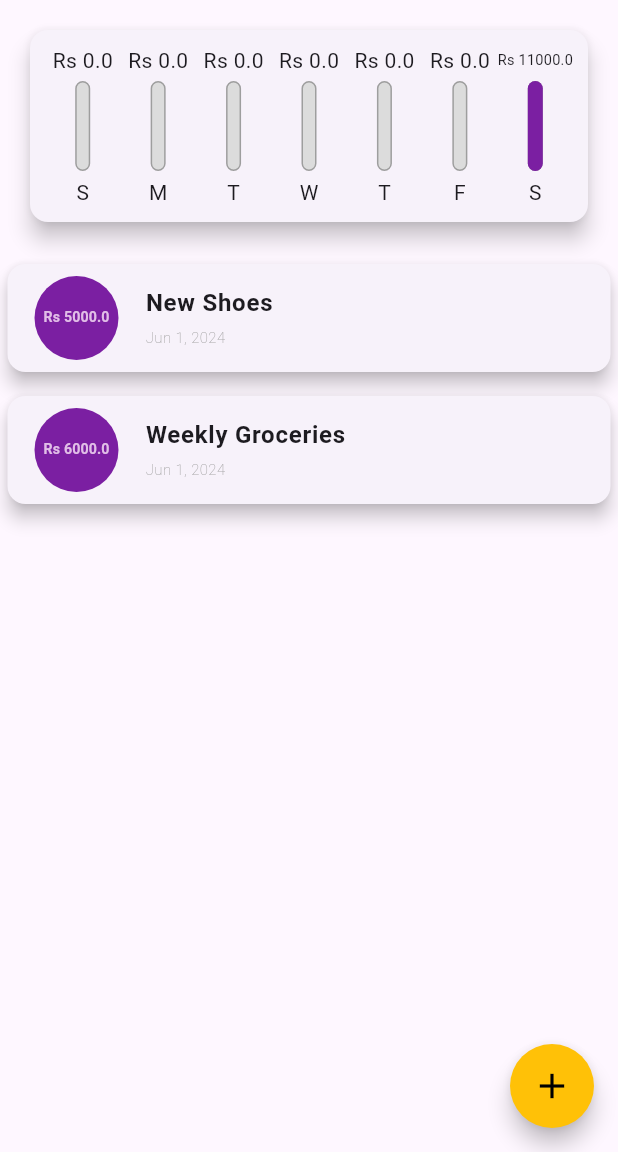
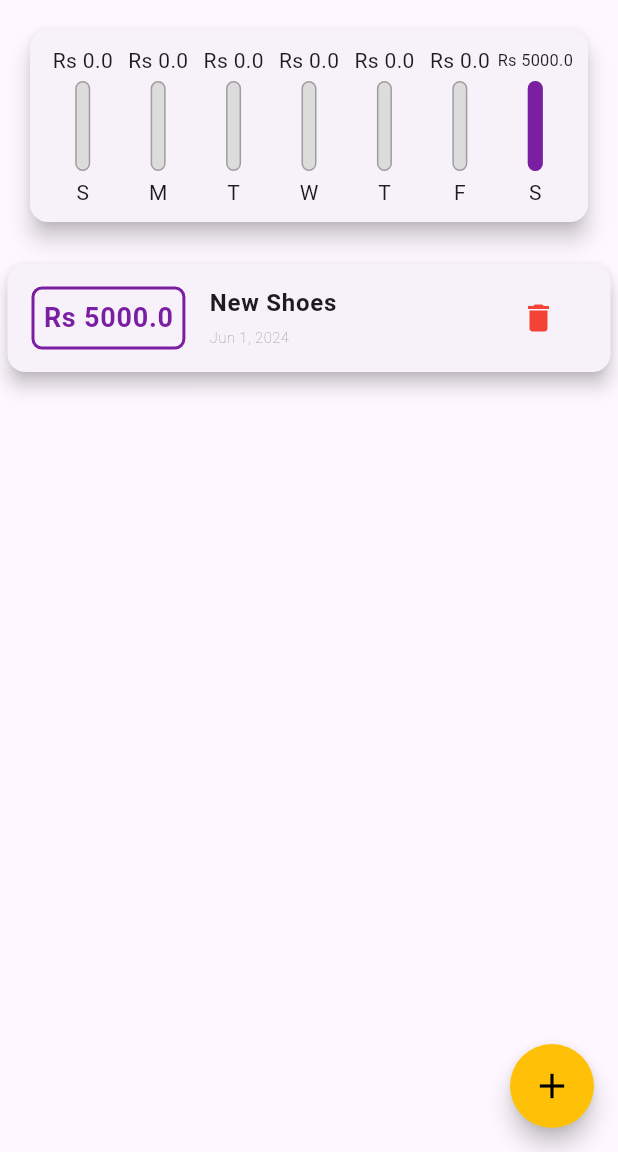
Before and after one commit to SariaMahmood20/expensplanner, a Flutter app: the screen it shows after launch, on a phone screen of 412 x 824 dp, the part 84-1236 px from its top. Run offline on Flutter 3.47's test engine with Material 3 defaults, Android fonts, the light colour scheme and no system bars.

Commit message:
Final Commit

```diff
--- a/lib/main.dart
+++ b/lib/main.dart
@@ -20,8 +20,10 @@ class MyApp extends StatelessWidget {
       debugShowCheckedModeBanner: false,
       title: 'Expense Planner',
       theme: ThemeData(
+
         primarySwatch: Colors.purple,
         canvasColor: Colors.amber,
+
       ),
       home: MyHomePage(),
     );
@@ -38,7 +40,7 @@ class MyHomePage extends StatefulWidget {
 class _MyHomePageState extends State<MyHomePage> {
   final List<Transaction> _userTransaction=[
     Transaction( id: 't1', title: 'New Shoes', amount: 5000, date: DateTime.now()),
-    Transaction( id: 't2', title: 'Weekly Groceries', amount: 6000, date: DateTime.now()),
+    // Transaction( id: 't2', title: 'Weekly Groceries', amount: 6000, date: DateTime.now()),
   ];
 
   List<Transaction> get _recentTransactions{
@@ -48,13 +50,13 @@ class _MyHomePageState extends State<MyHomePage> {
       );
     }).toList();
   }
-  void _addNewTransaction(String txTitle, double txAmount)
+  void _addNewTransaction(String txTitle, double txAmount, DateTime chosenDate)
   {
     final newTx = Transaction(
         id: DateTime.now().toString(),
         title: txTitle,
         amount: txAmount,
-        date: DateTime.now()
+        date: chosenDate,
     );
     setState(() {
       _userTransaction.add(newTx);
@@ -66,6 +68,15 @@ class _MyHomePageState extends State<MyHomePage> {
     showModalBottomSheet(context: ctx, builder: (_) {
       return GestureDetector(onTap: (){},child: NewTransaction(_addNewTransaction));
     },);
+  }
+
+  void _deleteTransaction(String id)
+  {
+    setState(() {
+      _userTransaction.removeWhere((tx){
+        return tx.id==id;
+      });
+    });
   }
 
   @override
@@ -84,7 +95,7 @@ class _MyHomePageState extends State<MyHomePage> {
           children: [
             //Charts
             Chart(_recentTransactions),
-            TransactionList(_userTransaction),
+            TransactionList(_userTransaction, _deleteTransaction),
           ],
         ),
       ),
--- a/lib/widgets/transactionList.dart
+++ b/lib/widgets/transactionList.dart
@@ -3,13 +3,13 @@ import '../models/transaction.dart';
 import 'package:intl/intl.dart';
 
 class TransactionList extends StatelessWidget {
-  TransactionList(this.transactions, {super.key});
+  TransactionList(this.transactions, this.deletetx,{super.key});
   final List<Transaction> transactions;
-
+  final Function deletetx;
   @override
   Widget build(BuildContext context) {
     return Container(
-      height: 300,
+      height: 450,
       child: transactions.isEmpty
           ? Column(
               mainAxisAlignment: MainAxisAlignment.spaceEvenly,
@@ -34,18 +34,20 @@ class TransactionList extends StatelessWidget {
                   elevation: 5,
                   margin: EdgeInsets.symmetric(vertical: 8, horizontal: 5),
                   child: ListTile(
-                    leading: CircleAvatar(
-                      backgroundColor: Theme.of(context).primaryColorDark,
-                      radius: 30,
+                    leading: Container(
+                      padding: EdgeInsets.all(4),
+                      decoration: BoxDecoration(
+                        borderRadius: BorderRadius.all(Radius.circular(7),),
+                        border: Border.all(color: Theme.of(context).primaryColorDark, width: 2)
+                      ),
                       child: Padding(
-                        padding: const EdgeInsets.all(8.0),
-                        child: FittedBox
-                          (child: Text('Rs ${transactions[index].amount}', style: TextStyle(fontWeight: FontWeight.bold, color: Theme.of(context).primaryColorLight),)),
+                        padding: const EdgeInsets.all(2.0),
+                        child:  Text('Rs ${transactions[index].amount}', style: TextStyle(fontWeight: FontWeight.bold, color: Theme.of(context).primaryColorDark, fontSize: 18),),
                       ),
                     ),
                     title: Text(transactions[index].title, style: TextStyle(fontWeight: FontWeight.bold, fontSize: 16),),
                     subtitle: Text(DateFormat.yMMMd().format(transactions[index].date), style: TextStyle(fontSize: 10, fontWeight: FontWeight.w100, color: Colors.grey),),
-
+                    trailing: IconButton(onPressed:()=> deletetx(transactions[index].id), icon: Icon(Icons.delete, color: Colors.red,)),
                   ),
                 );
               },
```
Also changed, not shown: lib/widgets/newTransaction.dart (+9 -7 lines).
